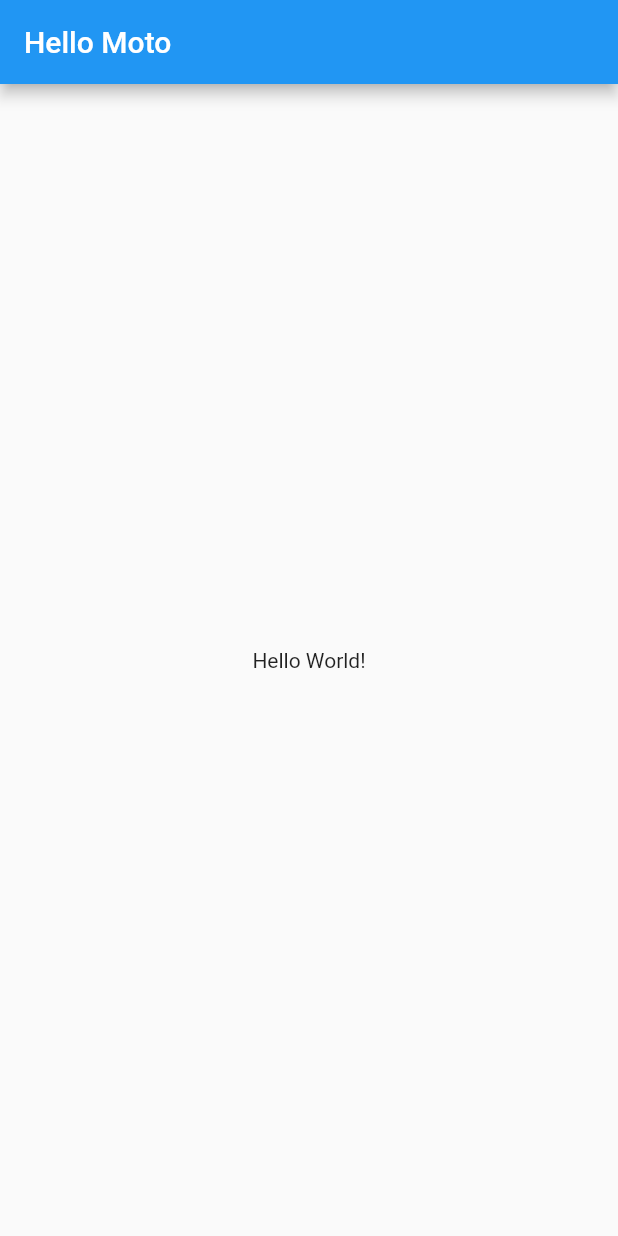
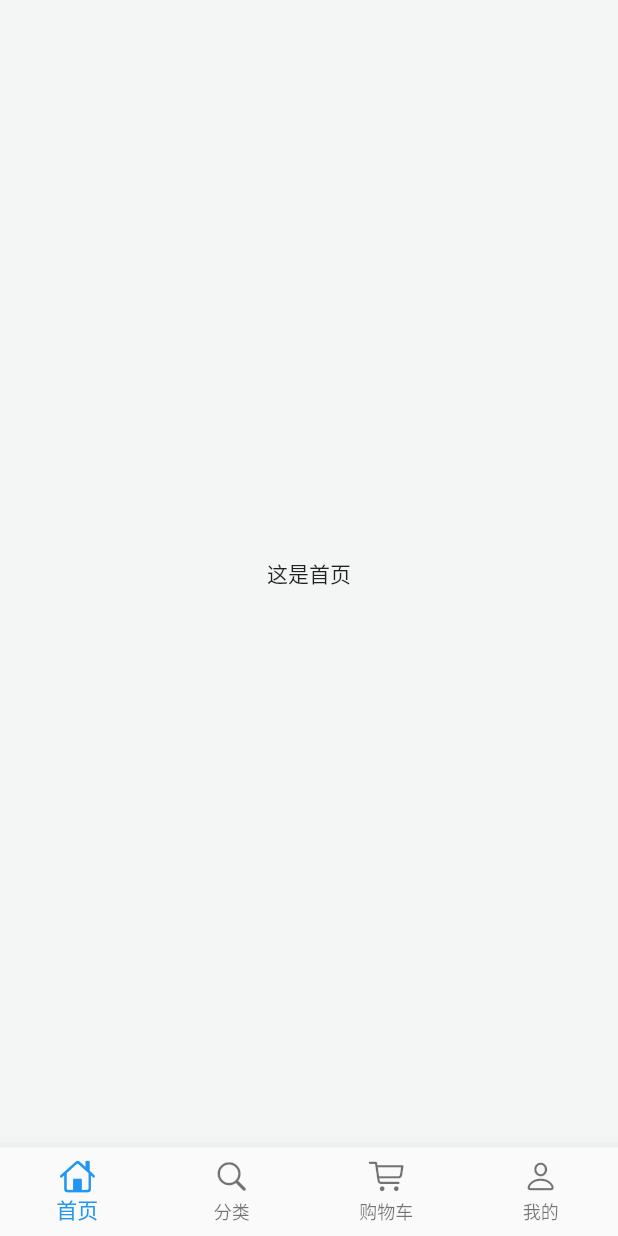
Before and after one commit to RibsStorm/Flutter_eshop, a Flutter app: the screen it shows after launch, on a phone screen of 412 x 824 dp. Run offline on Flutter 3.47's test engine with Material 2 defaults, Android fonts, the phone set to English and light mode, and no system bars.

Commit message:
构建项目的整体框架.

```diff
--- /dev/null
+++ b/lib/app_page.dart
@@ -0,0 +1,54 @@
+import 'package:flutter/cupertino.dart';
+import 'package:flutter/material.dart';
+
+import './cart/cart_page.dart';
+import './category/category_page.dart';
+import './main/main_page.dart';
+import './mine/mine_page.dart';
+
+class AppPage extends StatefulWidget {
+  @override
+  _AppPageState createState() => _AppPageState();
+}
+
+class _AppPageState extends State<AppPage> {
+  final List<BottomNavigationBarItem> _BottomTabs = [
+    BottomNavigationBarItem(icon: Icon(CupertinoIcons.home), title: Text("首页")),
+    BottomNavigationBarItem(
+        icon: Icon(CupertinoIcons.search), title: Text("分类")),
+    BottomNavigationBarItem(
+        icon: Icon(CupertinoIcons.shopping_cart), title: Text("购物车")),
+    BottomNavigationBarItem(
+        icon: Icon(CupertinoIcons.person), title: Text("我的"))
+  ];
+
+  final List pages = [MainPage(), CategoryPage(), CartPage(), MinePage()];
+
+  int currentIndex = 0;
+  var currentPage;
+
+  @override
+  void initState() {
+    super.initState();
+    currentPage = pages[currentIndex];
+  }
+
+  @override
+  Widget build(BuildContext context) {
+    return Scaffold(
+      backgroundColor: Color.fromRGBO(244, 245, 245, 1.0),
+      bottomNavigationBar: BottomNavigationBar(
+        items: _BottomTabs,
+        currentIndex: currentIndex,
+        type: BottomNavigationBarType.fixed,
+        onTap: (index) {
+          setState(() {
+            currentIndex = index;
+            currentPage = pages[currentIndex];
+          });
+        },
+      ),
+      body: currentPage,
+    );
+  }
+}
--- /dev/null
+++ b/lib/cart/cart_page.dart
@@ -0,0 +1,10 @@
+import 'package:flutter/material.dart';
+
+class CartPage extends StatelessWidget {
+  @override
+  Widget build(BuildContext context) {
+    return Center(
+      child: Text("这是购物车"),
+    );
+  }
+}
--- /dev/null
+++ b/lib/category/category_page.dart
@@ -0,0 +1,10 @@
+import 'package:flutter/material.dart';
+
+class CategoryPage extends StatelessWidget {
+  @override
+  Widget build(BuildContext context) {
+    return Center(
+      child: Text("这是分类"),
+    );
+  }
+}
--- a/lib/main.dart
+++ b/lib/main.dart
@@ -1,16 +1,20 @@
 import 'package:flutter/material.dart';
+import 'package:flutter_eshop/app_page.dart';
 
 void main() => runApp(MyAPP());
 
 class MyAPP extends StatelessWidget {
   @override
   Widget build(BuildContext context) {
-    return MaterialApp(
-      home: Scaffold(
-        appBar: AppBar(title: Text("Hello Moto"),),
-        body: Center(
-          child: Text("Hello World!"),
+    //在MaterialAPP外面嵌套一层Container的目的是防止该项目后续的变更,提供更好的适应性
+    return Container(
+      child: MaterialApp(
+        title: '百姓生活+',
+        theme: ThemeData(
+          primaryColor: Colors.pinkAccent
         ),
+        debugShowCheckedModeBanner: false,
+        home: AppPage(),
       ),
     );
   }
--- /dev/null
+++ b/lib/main/main_page.dart
@@ -0,0 +1,10 @@
+import 'package:flutter/material.dart';
+
+class MainPage extends StatelessWidget {
+  @override
+  Widget build(BuildContext context) {
+    return Center(
+      child: Text("这是首页"),
+    );
+  }
+}
--- /dev/null
+++ b/lib/mine/mine_page.dart
@@ -0,0 +1,10 @@
+import 'package:flutter/material.dart';
+
+class MinePage extends StatelessWidget {
+  @override
+  Widget build(BuildContext context) {
+    return Center(
+      child: Text("这是个人中心"),
+    );
+  }
+}
```
